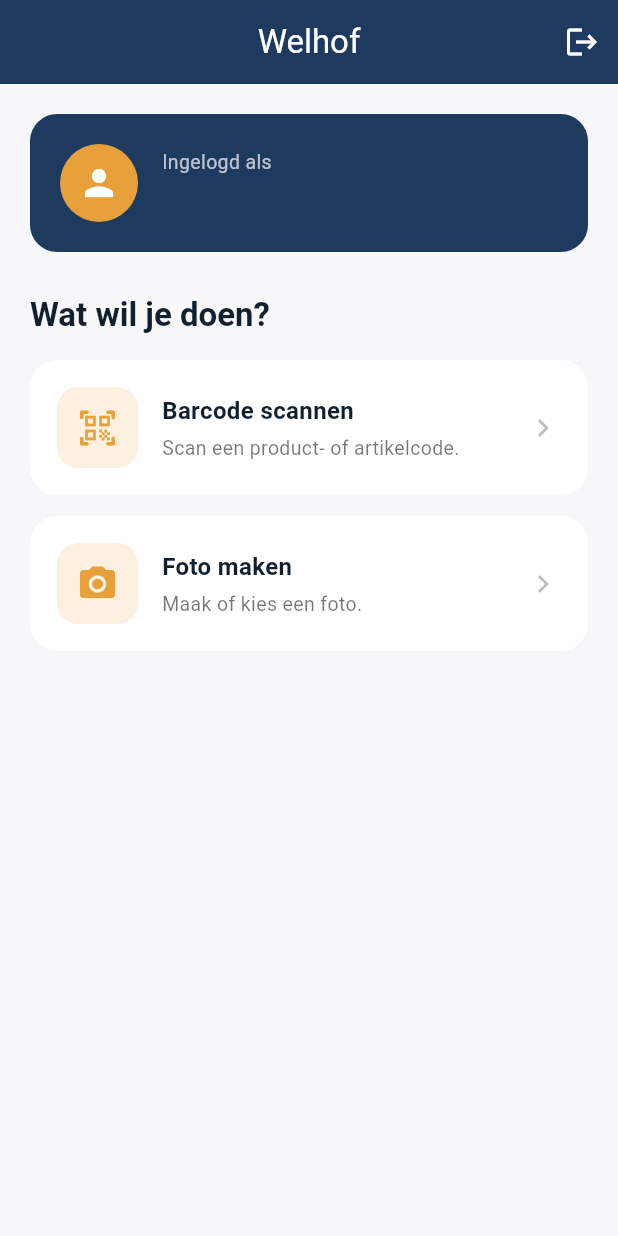
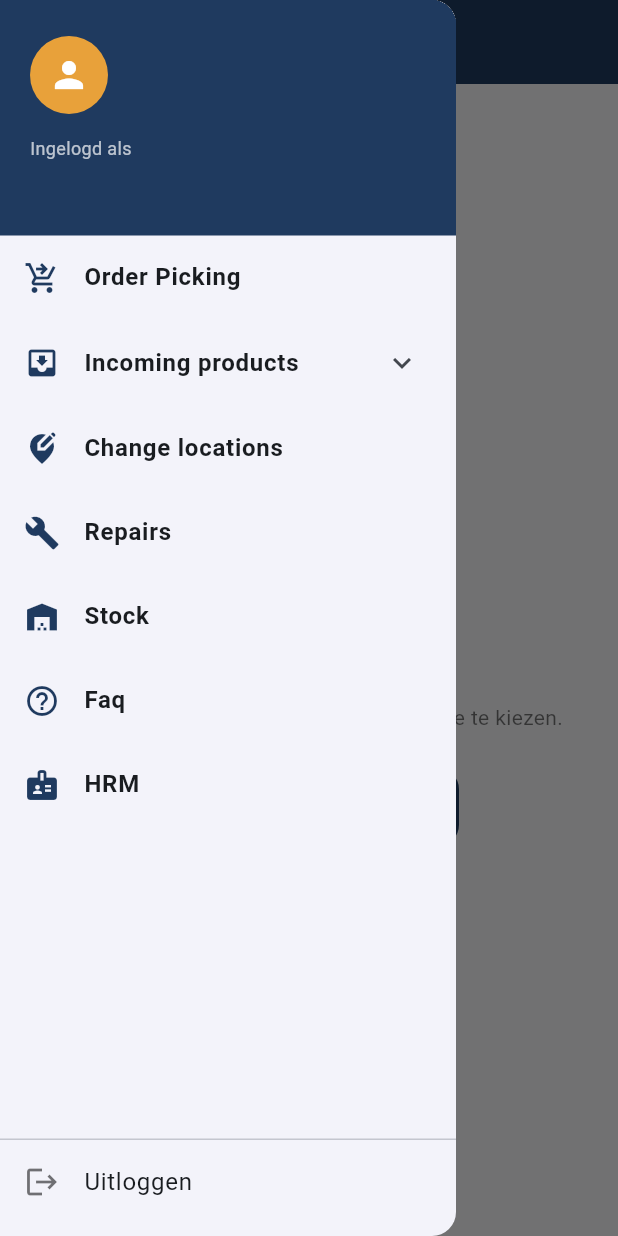
Before and after one commit to assaka/welhof_app, a Flutter app: the HomeScreen screen opened directly with empty values, with the side drawer open (before the commit the screen has no drawer), on a phone screen of 412 x 824 dp. Run offline on Flutter 3.47's test engine with Material 3 defaults, Android fonts, the phone set to English and light mode, and no system bars; our stand-ins replace image_picker, shared_preferences; missing offline and left inert: mobile_scanner; accounts and stored records are empty.

Commit message:
Add hamburger drawer navigation + Order Picking bottom tabs
- Left-sliding Drawer (hamburger) with: Order Picking, Incoming
  products > Returns (collapsible), Change locations, Repairs, Stock,
  Faq, HRM. Header shows the signed-in phone; logout at the bottom.
- Order Picking opens a dedicated screen with a bottom navigation bar
  for its sub-items: All, Pick, Sort, Exchange.
- Each leaf module reuses SectionBody, surfacing the working barcode
  scanner and photo capture.

flutter analyze: No issues found.

Co-Authored-By: Claude Opus 4.8 <noreply@anthropic.com>

```diff
--- a/lib/screens/home_screen.dart
+++ b/lib/screens/home_screen.dart
@@ -3,11 +3,75 @@ import 'package:flutter/material.dart';
 import '../services/auth_service.dart';
 import '../theme.dart';
 import 'registration_screen.dart';
-import 'scanner_screen.dart';
-import 'photo_screen.dart';
+import 'order_picking_screen.dart';
+import 'section_screen.dart';
 
 class HomeScreen extends StatelessWidget {
   const HomeScreen({super.key, required this.phoneNumber});
+
+  final String phoneNumber;
+
+  @override
+  Widget build(BuildContext context) {
+    return Scaffold(
+      // A `drawer` makes the AppBar show the hamburger icon automatically;
+      // it slides in from the left.
+      drawer: WelhofDrawer(phoneNumber: phoneNumber),
+      appBar: AppBar(title: const Text('Welhof')),
+      body: SafeArea(
+        child: Center(
+          child: Padding(
+            padding: const EdgeInsets.all(32),
+            child: Column(
+              mainAxisSize: MainAxisSize.min,
+              children: [
+                Container(
+                  height: 88,
+                  width: 88,
+                  decoration: BoxDecoration(
+                    color: WelhofColors.brand,
+                    borderRadius: BorderRadius.circular(24),
+                  ),
+                  child: const Icon(Icons.warehouse_rounded,
+                      color: Colors.white, size: 48),
+                ),
+                const SizedBox(height: 24),
+                Text(
+                  'Welkom',
+                  style: Theme.of(context).textTheme.headlineSmall?.copyWith(
+                        fontWeight: FontWeight.bold,
+                        color: WelhofColors.ink,
+                      ),
+                ),
+                const SizedBox(height: 8),
+                const Text(
+                  'Open het menu linksboven om een module te kiezen.',
+                  textAlign: TextAlign.center,
+                  style: TextStyle(color: Colors.black54, height: 1.4),
+                ),
+                const SizedBox(height: 24),
+                Builder(
+                  builder: (context) => FilledButton.icon(
+                    onPressed: () => Scaffold.of(context).openDrawer(),
+                    icon: const Icon(Icons.menu),
+                    label: const Text('Menu openen'),
+                    style: FilledButton.styleFrom(
+                      minimumSize: const Size(200, 52),
+                    ),
+                  ),
+                ),
+              ],
+            ),
+          ),
+        ),
+      ),
+    );
+  }
+}
+
+/// The left navigation drawer.
+class WelhofDrawer extends StatelessWidget {
+  const WelhofDrawer({super.key, required this.phoneNumber});
 
   final String phoneNumber;
 
@@ -20,154 +84,120 @@ class HomeScreen extends StatelessWidget {
     );
   }
 
+  void _open(BuildContext context, Widget screen) {
+    Navigator.of(context).pop(); // close the drawer first
+    Navigator.of(context).push(MaterialPageRoute(builder: (_) => screen));
+  }
+
   @override
   Widget build(BuildContext context) {
-    return Scaffold(
-      appBar: AppBar(
-        title: const Text('Welhof'),
-        actions: [
-          IconButton(
-            tooltip: 'Uitloggen',
-            onPressed: () => _signOut(context),
-            icon: const Icon(Icons.logout),
-          ),
-        ],
-      ),
-      body: SafeArea(
-        child: ListView(
-          padding: const EdgeInsets.all(20),
+    return Drawer(
+      child: Column(
         children: [
+          // Header with the signed-in user.
           Container(
-              padding: const EdgeInsets.all(20),
-              decoration: BoxDecoration(
+            width: double.infinity,
             color: WelhofColors.brand,
-                borderRadius: BorderRadius.circular(18),
-              ),
-              child: Row(
+            padding: EdgeInsets.fromLTRB(
+                20, MediaQuery.of(context).padding.top + 24, 20, 24),
+            child: Column(
+              crossAxisAlignment: CrossAxisAlignment.start,
               children: [
                 const CircleAvatar(
                   radius: 26,
                   backgroundColor: WelhofColors.accent,
                   child: Icon(Icons.person, color: Colors.white, size: 28),
                 ),
-                  const SizedBox(width: 16),
-                  Expanded(
-                    child: Column(
-                      crossAxisAlignment: CrossAxisAlignment.start,
-                      children: [
+                const SizedBox(height: 14),
                 const Text(
                   'Ingelogd als',
-                          style: TextStyle(color: Colors.white70, fontSize: 13),
+                  style: TextStyle(color: Colors.white70, fontSize: 12),
                 ),
                 const SizedBox(height: 2),
                 Text(
                   phoneNumber,
                   style: const TextStyle(
                     color: Colors.white,
-                            fontSize: 18,
+                    fontSize: 17,
                     fontWeight: FontWeight.bold,
                   ),
                 ),
               ],
             ),
           ),
+          Expanded(
+            child: ListView(
+              padding: EdgeInsets.zero,
+              children: [
+                _tile(context, Icons.shopping_cart_checkout, 'Order Picking',
+                    () => _open(context, const OrderPickingScreen())),
+                // Incoming products → its single child (Returns) as a
+                // collapsible sub-item.
+                ExpansionTile(
+                  leading: const Icon(Icons.move_to_inbox,
+                      color: WelhofColors.brand),
+                  title: const Text('Incoming products',
+                      style: TextStyle(fontWeight: FontWeight.w600)),
+                  childrenPadding: const EdgeInsets.only(left: 16),
+                  children: [
+                    _tile(context, Icons.assignment_return, 'Returns',
+                        () => _open(
+                            context,
+                            const SectionScreen(
+                              title: 'Returns',
+                              icon: Icons.assignment_return,
+                              breadcrumb: 'Incoming products',
+                            ))),
+                  ],
+                ),
+                _tile(context, Icons.edit_location_alt, 'Change locations',
+                    () => _open(
+                        context,
+                        const SectionScreen(
+                          title: 'Change locations',
+                          icon: Icons.edit_location_alt,
+                        ))),
+                _tile(context, Icons.build, 'Repairs',
+                    () => _open(
+                        context,
+                        const SectionScreen(
+                            title: 'Repairs', icon: Icons.build))),
+                _tile(context, Icons.warehouse, 'Stock',
+                    () => _open(
+                        context,
+                        const SectionScreen(
+                            title: 'Stock', icon: Icons.warehouse))),
+                _tile(context, Icons.help_outline, 'Faq',
+                    () => _open(
+                        context,
+                        const SectionScreen(
+                            title: 'Faq', icon: Icons.help_outline))),
+                _tile(context, Icons.badge, 'HRM',
+                    () => _open(
+                        context,
+                        const SectionScreen(
+                            title: 'HRM', icon: Icons.badge))),
               ],
             ),
           ),
-            const SizedBox(height: 28),
-            Text(
-              'Wat wil je doen?',
-              style: Theme.of(context).textTheme.titleLarge?.copyWith(
-                    fontWeight: FontWeight.bold,
-                    color: WelhofColors.ink,
+          const Divider(height: 1),
+          ListTile(
+            leading: const Icon(Icons.logout, color: Colors.black54),
+            title: const Text('Uitloggen'),
+            onTap: () => _signOut(context),
           ),
-            ),
-            const SizedBox(height: 16),
-            _FeatureCard(
-              icon: Icons.qr_code_scanner_rounded,
-              title: 'Barcode scannen',
-              subtitle: 'Scan een product- of artikelcode.',
-              onTap: () => Navigator.of(context).push(
-                MaterialPageRoute(builder: (_) => const ScannerScreen()),
-              ),
-            ),
-            const SizedBox(height: 14),
-            _FeatureCard(
-              icon: Icons.photo_camera_rounded,
-              title: 'Foto maken',
-              subtitle: 'Maak of kies een foto.',
-              onTap: () => Navigator.of(context).push(
-                MaterialPageRoute(builder: (_) => const PhotoScreen()),
-              ),
-            ),
+          const SizedBox(height: 8),
         ],
-        ),
       ),
     );
   }
-}
 
-class _FeatureCard extends StatelessWidget {
-  const _FeatureCard({
-    required this.icon,
-    required this.title,
-    required this.subtitle,
-    required this.onTap,
-  });
-
-  final IconData icon;
-  final String title;
-  final String subtitle;
-  final VoidCallback onTap;
-
-  @override
-  Widget build(BuildContext context) {
-    return Material(
-      color: Colors.white,
-      borderRadius: BorderRadius.circular(18),
-      child: InkWell(
-        borderRadius: BorderRadius.circular(18),
+  Widget _tile(
+      BuildContext context, IconData icon, String label, VoidCallback onTap) {
+    return ListTile(
+      leading: Icon(icon, color: WelhofColors.brand),
+      title: Text(label, style: const TextStyle(fontWeight: FontWeight.w600)),
       onTap: onTap,
-        child: Padding(
-          padding: const EdgeInsets.all(18),
-          child: Row(
-            children: [
-              Container(
-                height: 54,
-                width: 54,
-                decoration: BoxDecoration(
-                  color: WelhofColors.accent.withValues(alpha: 0.15),
-                  borderRadius: BorderRadius.circular(14),
-                ),
-                child: Icon(icon, color: WelhofColors.accent, size: 28),
-              ),
-              const SizedBox(width: 16),
-              Expanded(
-                child: Column(
-                  crossAxisAlignment: CrossAxisAlignment.start,
-                  children: [
-                    Text(
-                      title,
-                      style: const TextStyle(
-                        fontSize: 16,
-                        fontWeight: FontWeight.bold,
-                        color: WelhofColors.ink,
-                      ),
-                    ),
-                    const SizedBox(height: 4),
-                    Text(
-                      subtitle,
-                      style: const TextStyle(
-                          color: Colors.black54, fontSize: 13),
-                    ),
-                  ],
-                ),
-              ),
-              const Icon(Icons.chevron_right, color: Colors.black26),
-            ],
-          ),
-        ),
-      ),
     );
   }
 }
```
Also changed, not shown: lib/screens/order_picking_screen.dart (added, +63 -0 lines), lib/screens/section_screen.dart (added, +210 -0 lines), 1 other file. Lines whose indentation alone changed are shown as unchanged.
